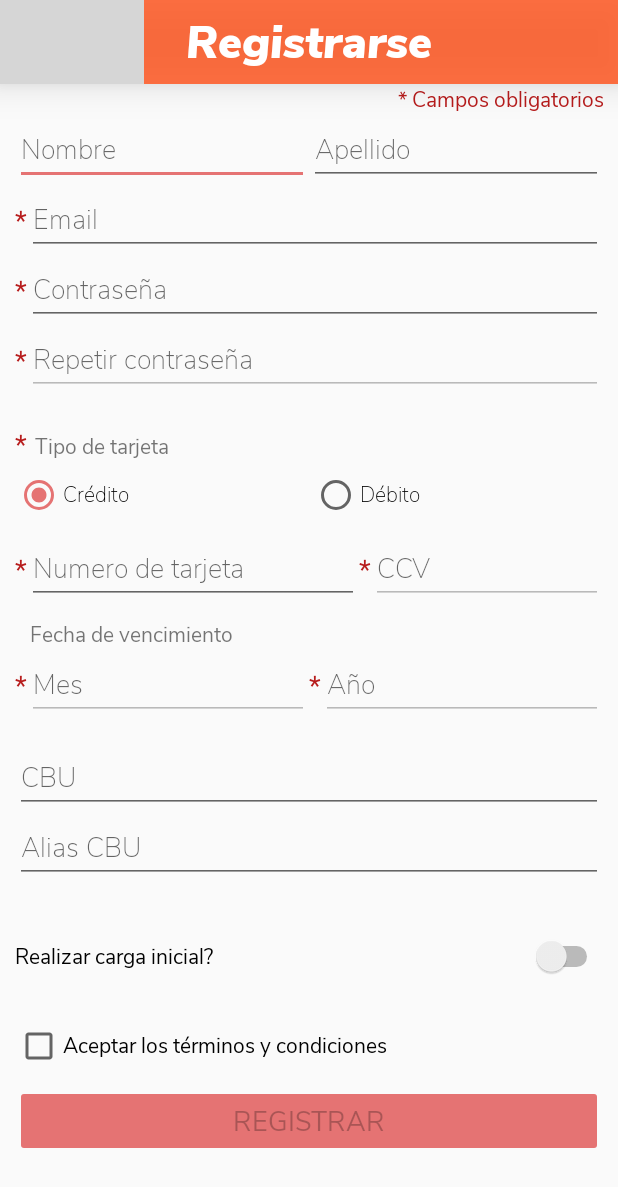
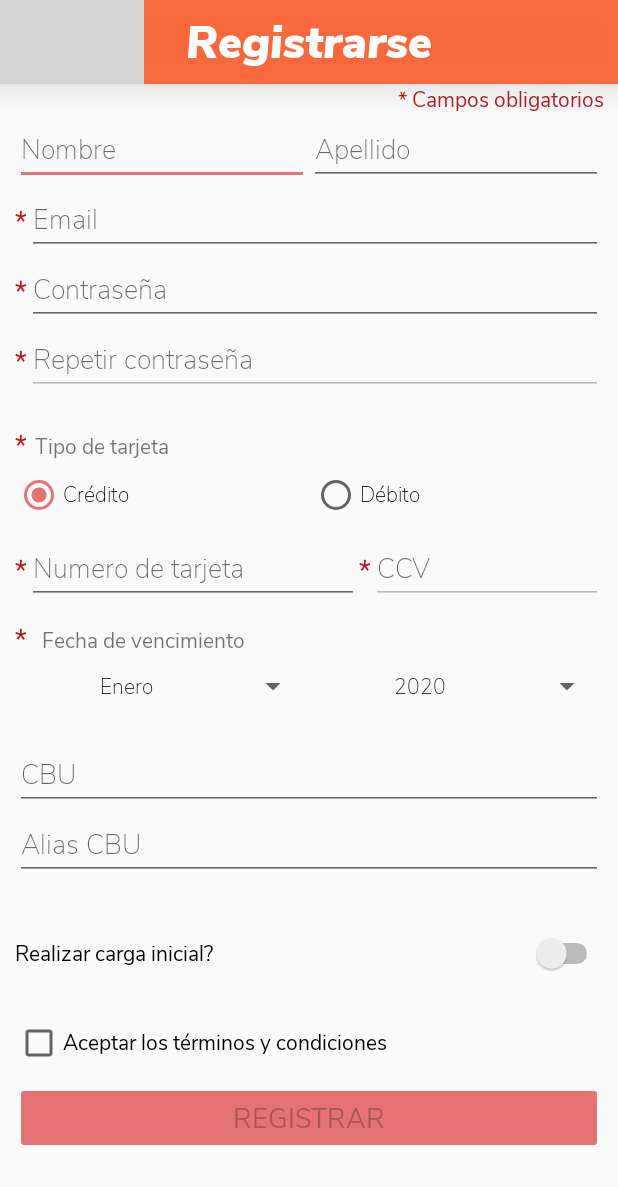
Before and after one commit to palovazquez/SendMeal, an Android app: the MainActivity screen opened directly, with no data from a screen before it, on a phone screen of 412 x 824 dp. Shown: the top 1187 px of the screen. Run offline under Robolectric (Android 15) with nearby library versions, the phone set to English and light mode, and no system bars; grey boxes are pictures that could not be loaded.

Commit message:
Agregado spinner - Ver validaciones

```diff
--- a/app/src/main/java/com/practicaClases/sendmeal/MainActivity.java
+++ b/app/src/main/java/com/practicaClases/sendmeal/MainActivity.java
@@ -13,16 +13,19 @@ import android.view.MenuInflater;
 import android.view.View;
 import android.view.animation.CycleInterpolator;
 import android.view.animation.TranslateAnimation;
+import android.widget.ArrayAdapter;
 import android.widget.Button;
 import android.widget.CheckBox;
 import android.widget.CompoundButton;
 import android.widget.EditText;
 import android.widget.RadioButton;
 import android.widget.SeekBar;
+import android.widget.Spinner;
 import android.widget.Switch;
 import android.widget.TextView;
 import android.widget.Toast;
 
+import java.util.ArrayList;
 import java.util.Calendar;
 import java.util.regex.Pattern;
 
@@ -34,7 +37,11 @@ public class MainActivity extends AppCompatActivity {
     Button button_register;
     SeekBar seekbar_amount;
     Switch switch_load;
-    TextView tv_carga, tv_errorcarga;
+    TextView tv_carga, tv_errorcarga, tv_errorFechaVencimiento;
+    Spinner s_mes, s_año;
+
+    //Lista de años Spinner
+    ArrayList<String> years = new ArrayList<String>();
 
     @Override
     protected void onCreate(Bundle savedInstanceState) {
@@ -64,8 +71,8 @@ public class MainActivity extends AppCompatActivity {
         et_password2 = findViewById(R.id.password2_id);
         et_card = findViewById(R.id.cardnumber_id);
         et_ccv = findViewById(R.id.ccv_id);
-        et_month = findViewById(R.id.expiration_month_id);
-        et_year = findViewById(R.id.expiration_year_id);
+        //et_month = findViewById(R.id.expiration_month_id);
+        //et_year = findViewById(R.id.expiration_year_id);
         et_cbu = findViewById(R.id.cbu_id);
         et_aliascbu = findViewById(R.id.alias_cbu_id);
         rb_credit = findViewById(R.id.rb_credit_id);
@@ -76,6 +83,27 @@ public class MainActivity extends AppCompatActivity {
         switch_load = findViewById(R.id.switch_loadmoney_id);
         tv_carga = findViewById(R.id.tv_carga_id);
         tv_errorcarga = findViewById(R.id.tv_amounterror);
+        tv_errorFechaVencimiento = findViewById(R.id.tv_spinnererror);
+        s_año = findViewById(R.id.spinnerAño_id);
+        s_mes = findViewById(R.id.spinnerMes_id);
+
+
+        //ADAPTER SPINNER-MES
+        ArrayAdapter<CharSequence> adapterMes = ArrayAdapter.createFromResource(this,R.array.meses, R.layout.spinner_item);
+        s_mes.setAdapter(adapterMes);
+
+
+        //ADAPTER SPINNER-AÑO
+
+        int thisYear = Calendar.getInstance().get(Calendar.YEAR);
+
+        for (int i = thisYear; i <= thisYear+20; i++) {
+            years.add(Integer.toString(i));
+        }
+        ArrayAdapter<String> adapterAño = new ArrayAdapter<String>(this, R.layout.spinner_item, years);
+        s_año.setAdapter(adapterAño);
+
+
 
         //HABILITAR Y DESHABILITAR CCV, MES Y AÑO SEGÚN "NRO DE TARJETA"
         et_card.addTextChangedListener(new TextWatcher() {
@@ -88,10 +116,11 @@ public class MainActivity extends AppCompatActivity {
                 //Si se había cargado texto en los campos y luego se borra el nro de tarjeta, borra los campos tmb:
                 if(!et_ccv.getText().toString().isEmpty() && card_string.isEmpty())
                     et_ccv.setText("");
-                if(!et_month.getText().toString().isEmpty() && card_string.isEmpty())
+                /*if(!et_month.getText().toString().isEmpty() && card_string.isEmpty())
                     et_month.setText("");
                 if(!et_year.getText().toString().isEmpty() && card_string.isEmpty())
-                    et_year.setText("");
+                    et_year.setText("");*/
+
                 //Des/habilitar campos
                 et_ccv.setEnabled(!card_string.isEmpty());
                 et_month.setEnabled(!card_string.isEmpty());
@@ -130,19 +159,10 @@ public class MainActivity extends AppCompatActivity {
             }
         });
 
-        //CHEQUEAR MES VÁLIDO (1->12)
-        et_month.setOnFocusChangeListener(new View.OnFocusChangeListener() {
-            @Override
-            public void onFocusChange(View view, boolean hasFocus) {
-                if (!hasFocus) {
-                    validarMes();
-                    validarVencimiento();
-                }
-            }
-        });
 
         //VALIDAR VENCIMIENTO
-        et_year.setOnFocusChangeListener(new View.OnFocusChangeListener() {
+
+        s_año.setOnFocusChangeListener(new View.OnFocusChangeListener() {
             @Override
             public void onFocusChange(View view, boolean hasFocus) {
                 if (!hasFocus) {
@@ -220,27 +240,25 @@ public class MainActivity extends AppCompatActivity {
     }
 
 
+    public boolean validarVencimiento() {
 
-    public boolean validarVencimiento() {
-        if(!et_month.getText().toString().isEmpty() && !et_year.getText().toString().isEmpty()){
         Calendar fecha_minima = Calendar.getInstance();
         fecha_minima.add(Calendar.MONTH, 3);
 
         Calendar fecha_ingresada = Calendar.getInstance();
-            fecha_ingresada.set(Calendar.YEAR, Integer.parseInt(et_year.getText().toString()));
-            fecha_ingresada.set(Calendar.MONTH, Integer.parseInt(et_month.getText().toString())-1);
+
+        fecha_ingresada.set(Calendar.YEAR, Integer.parseInt(years.get(s_año.getSelectedItemPosition())));
+        fecha_ingresada.set(Calendar.MONTH, s_mes.getSelectedItemPosition());
         fecha_ingresada.set(Calendar.DATE, fecha_minima.DATE);
 
-            if(fecha_ingresada.before(fecha_minima)) {
-                et_year.setError(getString(R.string.error_expirationdate));
-                et_month.setError(getString(R.string.error_expirationdate));
+        if (fecha_ingresada.before(fecha_minima)) {
+            tv_errorFechaVencimiento.setVisibility(View.VISIBLE);
             return false;
-            }else{
+        } else {
             et_year.setError(null);
             et_month.setError(null);
             return true;
         }
-        }return false;
     }
 
     public boolean validarEmail() {
@@ -258,12 +276,12 @@ public class MainActivity extends AppCompatActivity {
         }else return true;
     }
 
-    public boolean validarMes() {
+    /*public boolean validarMes() {
         if(!et_month.getText().toString().isEmpty() && (Integer.parseInt(et_month.getText().toString()) > 12 || Integer.parseInt(et_month.getText().toString()) == 0)) {
             et_month.setError(getString(R.string.error_month));
             return false;
         }else return true;
-    }
+    }*/
 
     public boolean validarContrasenia() {
         if(!et_password.getText().toString().equals(et_password2.getText().toString())) {
@@ -278,6 +296,7 @@ public class MainActivity extends AppCompatActivity {
         //VALIDAR CARGA INICIAL
         int cantidad_inicial = seekbar_amount.getProgress();
         if(cantidad_inicial==0 && switch_load.isChecked()){
+
             tv_errorcarga.setVisibility(View.VISIBLE);
             validado = false;
         }else{
@@ -306,15 +325,15 @@ public class MainActivity extends AppCompatActivity {
             et_ccv.startAnimation(shakeError());
             validado = false;
         }
-        if(et_month.getText().toString().isEmpty()) {
+        /*if(et_month.getText().toString().isEmpty()) {
             et_month.startAnimation(shakeError());
             validado = false;
         }
         if(et_year.getText().toString().isEmpty()) {
             et_year.startAnimation(shakeError());
             validado = false;
-        }
-        if(validarContrasenia() && validarMes() && validarCBU() && validarEmail() && validarVencimiento() && validado)
+        }*/
+        if(validarContrasenia() && validarCBU() && validarEmail() && validarVencimiento() && validado)
             Toast.makeText(this, getString(R.string.exito), Toast.LENGTH_LONG).show();
     }
 
--- a/app/src/main/res/layout/activity_home.xml
+++ b/app/src/main/res/layout/activity_home.xml
@@ -4,8 +4,9 @@
     android:layout_width="match_parent"
     android:layout_height="match_parent"
     android:orientation="vertical"
-    android:background="#fff"
-    tools:context=".HomeActivity">
+    android:background="@drawable/bg_homeactivity"
+    tools:context=".HomeActivity"
+    >
 
     <androidx.appcompat.widget.Toolbar
         android:id="@+id/toolbarHome_id"
--- a/app/src/main/res/layout/activity_main.xml
+++ b/app/src/main/res/layout/activity_main.xml
@@ -255,15 +255,6 @@
 
             </LinearLayout>
 
-            <TextView
-                android:id="@+id/textView2_FechaVencimiento"
-                android:layout_width="match_parent"
-                android:layout_height="wrap_content"
-                android:layout_marginLeft="@dimen/layout_margin"
-                android:fontFamily="@font/nunito_sans"
-                android:text="@string/expiration_date"
-                android:textSize="@dimen/tamaño_fuente2" />
-
             <LinearLayout
                 android:layout_width="match_parent"
                 android:layout_height="wrap_content"
@@ -278,38 +269,47 @@
                     android:textColor="@color/colorCamposObligatorios"
                     android:textSize="18sp" />
 
-                <EditText
-                    android:id="@+id/expiration_month_id"
-                    android:layout_width="wrap_content"
+                <TextView
+                    android:id="@+id/textView2_FechaVencimiento"
+                    android:layout_width="match_parent"
+                    android:layout_height="wrap_content"
+                    android:layout_marginLeft="@dimen/layout_margin"
+                    android:fontFamily="@font/nunito_sans"
+                    android:text="@string/expiration_date"
+                    android:textSize="@dimen/tamaño_fuente2" />
+
+            </LinearLayout>
+
+            <LinearLayout
+                android:layout_width="match_parent"
+                android:layout_height="match_parent"
+                android:orientation="horizontal">
+
+                <Spinner
+                    android:id="@+id/spinnerMes_id"
+                    android:layout_width="match_parent"
                     android:layout_height="wrap_content"
                     android:layout_weight="1"
-                    android:ems="10"
-                    android:enabled="false"
-                    android:fontFamily="@font/nunito_sans_extralight"
-                    android:hint="@string/expiration_month"
-                    android:inputType="number"
-                    android:textSize="@dimen/tamaño_fuente" />
+                    android:layout_gravity="center"/>
 
-                <TextView
-                    android:id="@+id/tv_camposobligatorios8"
-                    android:layout_width="wrap_content"
-                    android:layout_height="wrap_content"
-                    android:gravity="right"
-                    android:text="@string/required_fields2"
-                    android:textColor="@color/colorCamposObligatorios"
-                    android:textSize="18sp" />
-
-                <EditText
-                    android:id="@+id/expiration_year_id"
-                    android:layout_width="wrap_content"
+                <Spinner
+                    android:id="@+id/spinnerAño_id"
+                    android:layout_width="match_parent"
                     android:layout_height="wrap_content"
                     android:layout_weight="1"
-                    android:ems="10"
-                    android:enabled="false"
-                    android:fontFamily="@font/nunito_sans_extralight"
-                    android:hint="@string/expiration_year"
-                    android:inputType="number" />
+                    android:layout_gravity="center"/>
             </LinearLayout>
+
+            <TextView
+                android:id="@+id/tv_spinnererror"
+                android:layout_width="match_parent"
+                android:layout_height="wrap_content"
+                android:fontFamily="@font/nunito_sans"
+                android:text="@string/error_expirationdate"
+                android:textColor="@color/colorError"
+                android:textSize="@dimen/tamaño_fuente2"
+                android:visibility="gone"/>
+
 
             <EditText
                 android:id="@+id/cbu_id"
@@ -365,7 +365,7 @@
                 android:fontFamily="@font/nunito_sans"
                 android:text="@string/error_initial_amount"
                 android:textColor="@color/colorError"
-                android:textSize="@dimen/tamaño_fuente3"
+                android:textSize="@dimen/tamaño_fuente2"
                 android:visibility="gone" />
 
             <CheckBox
--- /dev/null
+++ b/app/src/main/res/layout/spinner_item.xml
@@ -0,0 +1,9 @@
+<?xml version="1.0" encoding="utf-8"?>
+<TextView xmlns:android="http://schemas.android.com/apk/res/android"
+    android:layout_width="match_parent"
+    android:layout_height="wrap_content"
+    android:textColor="#111111"
+    android:padding="10dp"
+    android:textAlignment="center"
+    android:fontFamily="@font/nunito_sans_extralight"
+  />
--- /dev/null
+++ b/app/src/main/res/values/ArrayMes.xml
@@ -0,0 +1,17 @@
+<?xml version="1.0" encoding="utf-8"?>
+<resources>
+    <string-array name="meses">
+        <item>Enero</item>
+        <item>Febrero</item>
+        <item>Marzo</item>
+        <item>Abril</item>
+        <item>Mayo</item>
+        <item>Junio</item>
+        <item>Julio</item>
+        <item>Agosto</item>
+        <item>Septiembre</item>
+        <item>Octubre</item>
+        <item>Noviembre</item>
+        <item>Diciembre</item>
+    </string-array>
+</resources>
--- a/app/src/main/res/values/strings.xml
+++ b/app/src/main/res/values/strings.xml
@@ -29,7 +29,6 @@
     <string name="error_initial_amount">El monto debe ser mayor a 0 pesos </string>
     <string name="error_email">Email incorrecto </string>
     <string name="error_expirationdate">La fecha de vencimiento debe ser mayor a 3 meses</string>
-    <string name="error_month">Ingrese un mes válido</string>
     <string name="error_cbu">Ingrese un CBU válido</string>
     <string name="exito">Registro exitoso</string>
 
```
Also changed, not shown: app/src/main/res/drawable/bg_homeactivity.xml (added, +11 -0 lines), 1 other file. Lines whose indentation alone changed are shown as unchanged.
